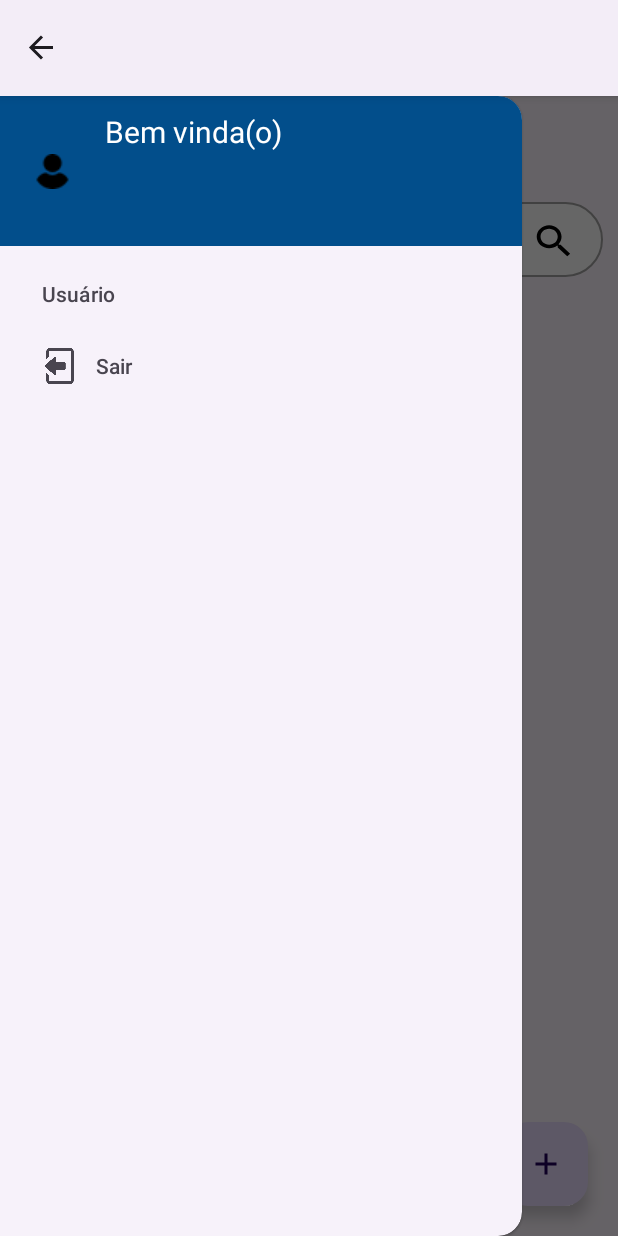
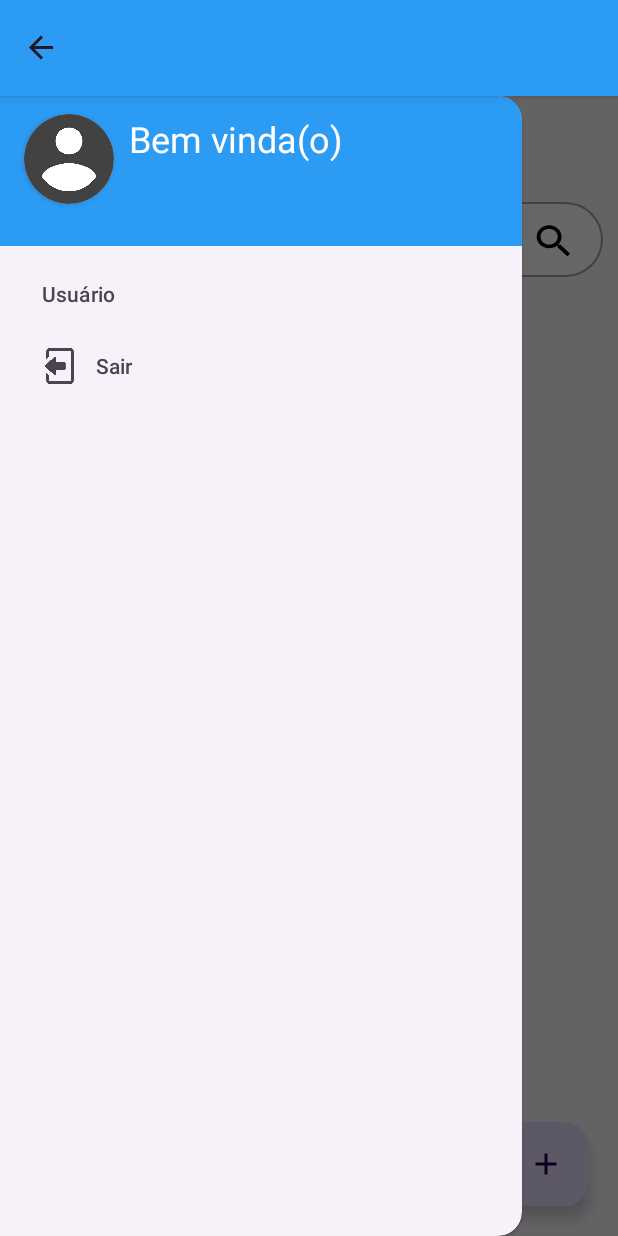
Before and after one commit to LuizFurmann/Android-Task-Firebase, an Android app: the MainActivity screen opened directly, with no data from a screen before it, with the side drawer open, on a phone screen of 412 x 824 dp. Run offline under Robolectric (Android 15) with nearby library versions, the phone set to English and light mode, and no system bars; our stand-ins replace Firebase (no records; nobody signed in at launch, a user with empty details on screens opened directly).

Commit message:
ajustes no header e tema

```diff
--- a/app/src/main/AndroidManifest.xml
+++ b/app/src/main/AndroidManifest.xml
@@ -12,7 +12,7 @@
         android:label="@string/app_name"
         android:roundIcon="@mipmap/ic_launcher_round"
         android:supportsRtl="true"
-        android:theme="@style/Theme.Tasks"
+        android:theme="@style/Theme.Custom"
         tools:targetApi="31">
         <activity
             android:name=".view.authentication.SignUpActivity"
--- a/app/src/main/res/layout/nav_header.xml
+++ b/app/src/main/res/layout/nav_header.xml
@@ -1,41 +1,48 @@
 <?xml version="1.0" encoding="utf-8"?>
 <androidx.constraintlayout.widget.ConstraintLayout xmlns:android="http://schemas.android.com/apk/res/android"
+    xmlns:app="http://schemas.android.com/apk/res-auto"
     android:layout_width="match_parent"
     android:layout_height="100dp"
-    xmlns:app="http://schemas.android.com/apk/res-auto"
-    android:background="@color/darkBlue">
+    android:background="@color/blue">
 
-    <ImageView
-        android:id="@+id/imgLogo"
-        android:layout_width="50dp"
-        android:layout_height="wrap_content"
-        android:src="@drawable/ic_user"
-        android:layout_marginStart="10dp"
-        app:layout_constraintTop_toTopOf="parent"
+    <androidx.cardview.widget.CardView
+        android:id="@+id/cardProfile"
+        android:layout_width="60dp"
+        android:layout_height="60dp"
+        android:layout_marginStart="16dp"
+        android:layout_marginBottom="16dp"
+        app:cardCornerRadius="100dp"
         app:layout_constraintBottom_toBottomOf="parent"
-        app:layout_constraintStart_toStartOf="parent"/>
+        app:layout_constraintStart_toStartOf="parent"
+        app:layout_constraintTop_toTopOf="parent">
+
+        <ImageView
+            android:id="@+id/imgProfile"
+            android:layout_width="match_parent"
+            android:layout_height="match_parent"
+            android:src="@drawable/profile"/>
+    </androidx.cardview.widget.CardView>
 
     <TextView
         android:id="@+id/welcome"
         android:layout_width="wrap_content"
         android:layout_height="wrap_content"
+        android:layout_marginStart="10dp"
         android:text="Bem vinda(o)"
-        android:layout_marginTop="10dp"
-        android:layout_marginStart="10dp"
         android:textColor="@color/white"
-        android:textSize="20sp"
-        app:layout_constraintStart_toEndOf="@+id/imgLogo"
-        app:layout_constraintTop_toTopOf="parent"/>
+        android:textSize="24sp"
+        app:layout_constraintStart_toEndOf="@+id/cardProfile"
+        app:layout_constraintTop_toTopOf="@+id/cardProfile" />
 
     <TextView
         android:id="@+id/userEmail"
         android:layout_width="wrap_content"
         android:layout_height="wrap_content"
+        android:layout_marginStart="10dp"
         android:text="@string/app_name"
-        android:layout_marginStart="10dp"
         android:textColor="@color/white"
-        android:textSize="16sp"
-        app:layout_constraintStart_toEndOf="@+id/imgLogo"
-        app:layout_constraintTop_toBottomOf="@+id/welcome"/>
+        android:textSize="18sp"
+        app:layout_constraintStart_toEndOf="@+id/cardProfile"
+        app:layout_constraintTop_toBottomOf="@+id/welcome" />
 
 </androidx.constraintlayout.widget.ConstraintLayout>
```
Also changed, not shown: app/src/main/res/drawable/profile.png (added).
